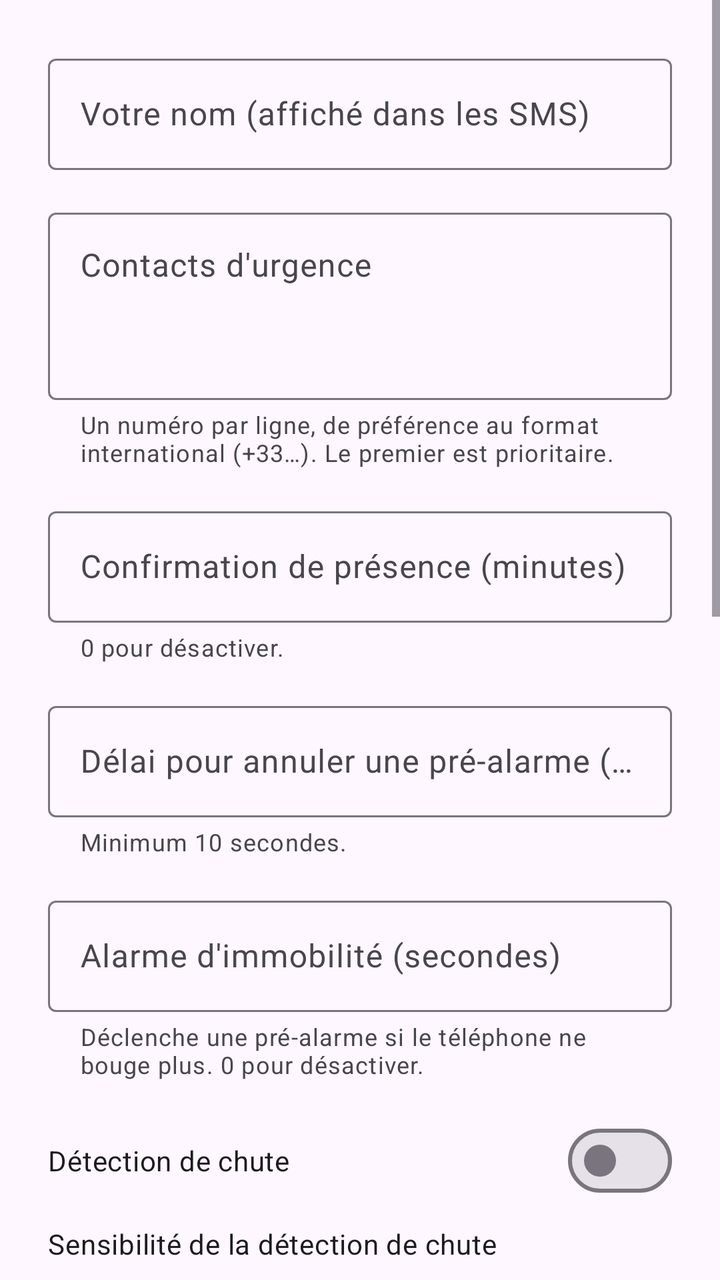
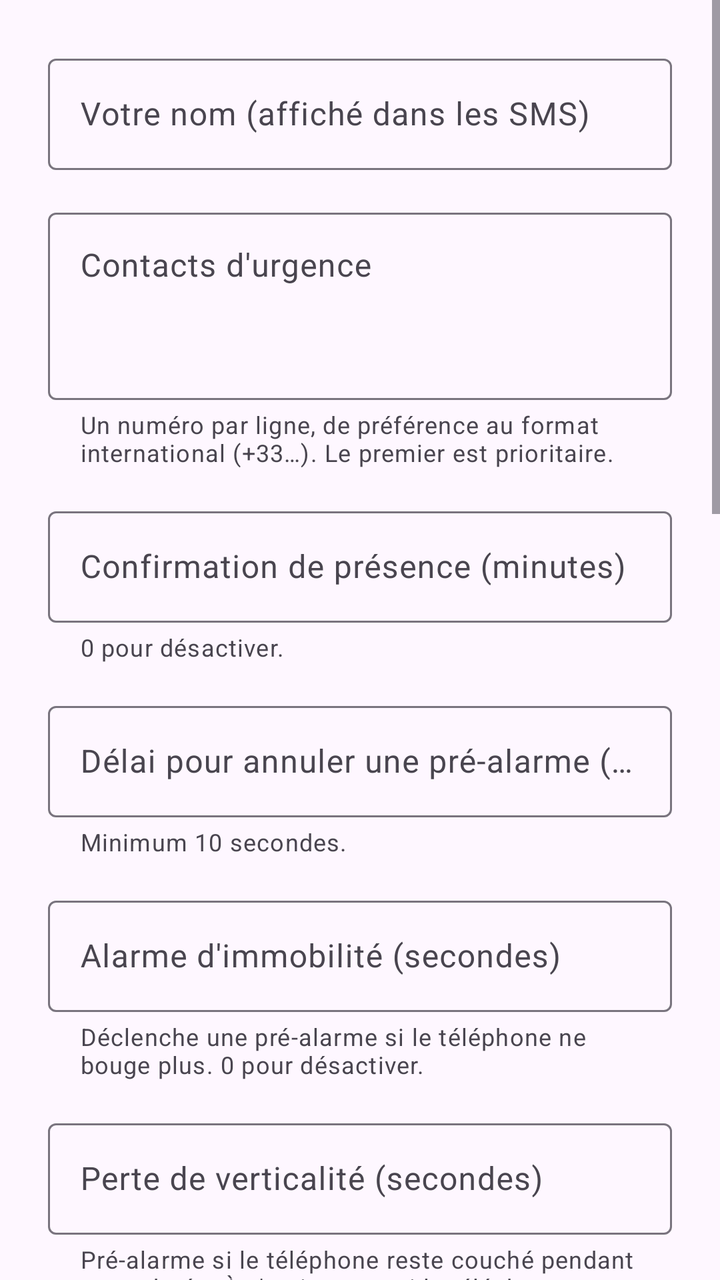

An Android layout rendered at two revisions. The XML below is the earlier revision; the diff shows what the commit changed to produce the second picture.
<!-- AndroidManifest.xml: application theme Theme.Dati -->
<!-- res/layout/activity_settings.xml -->
<?xml version="1.0" encoding="utf-8"?>
<ScrollView xmlns:android="http://schemas.android.com/apk/res/android"
    xmlns:app="http://schemas.android.com/apk/res-auto"
    android:layout_width="match_parent"
    android:layout_height="match_parent">

    <LinearLayout
        android:layout_width="match_parent"
        android:layout_height="wrap_content"
        android:orientation="vertical"
        android:padding="24dp">

        <com.google.android.material.textfield.TextInputLayout
            android:layout_width="match_parent"
            android:layout_height="wrap_content"
            android:hint="@string/settings_name">

            <com.google.android.material.textfield.TextInputEditText
                android:id="@+id/nameInput"
                android:layout_width="match_parent"
                android:layout_height="wrap_content"
                android:inputType="textPersonName|textCapWords" />
        </com.google.android.material.textfield.TextInputLayout>

        <com.google.android.material.textfield.TextInputLayout
            android:id="@+id/contactsLayout"
            android:layout_width="match_parent"
            android:layout_height="wrap_content"
            android:layout_marginTop="16dp"
            android:hint="@string/settings_contacts"
            app:helperText="@string/settings_contacts_help">

            <com.google.android.material.textfield.TextInputEditText
                android:id="@+id/contactsInput"
                android:layout_width="match_parent"
                android:layout_height="wrap_content"
                android:gravity="top"
                android:inputType="textMultiLine"
                android:minLines="3" />
        </com.google.android.material.textfield.TextInputLayout>

        <com.google.android.material.textfield.TextInputLayout
            android:layout_width="match_parent"
            android:layout_height="wrap_content"
            android:layout_marginTop="16dp"
            android:hint="@string/settings_check_in"
            app:helperText="@string/settings_check_in_help">

            <com.google.android.material.textfield.TextInputEditText
                android:id="@+id/checkInInput"
                android:layout_width="match_parent"
                android:layout_height="wrap_content"
                android:inputType="number" />
        </com.google.android.material.textfield.TextInputLayout>

        <com.google.android.material.textfield.TextInputLayout
            android:layout_width="match_parent"
            android:layout_height="wrap_content"
            android:layout_marginTop="16dp"
            android:hint="@string/settings_pre_alarm"
            app:helperText="@string/settings_pre_alarm_help">

            <com.google.android.material.textfield.TextInputEditText
                android:id="@+id/preAlarmInput"
                android:layout_width="match_parent"
                android:layout_height="wrap_content"
                android:inputType="number" />
        </com.google.android.material.textfield.TextInputLayout>

        <com.google.android.material.textfield.TextInputLayout
            android:layout_width="match_parent"
            android:layout_height="wrap_content"
            android:layout_marginTop="16dp"
            android:hint="@string/settings_immobility"
            app:helperText="@string/settings_immobility_help">

            <com.google.android.material.textfield.TextInputEditText
                android:id="@+id/immobilityInput"
                android:layout_width="match_parent"
                android:layout_height="wrap_content"
                android:inputType="number" />
        </com.google.android.material.textfield.TextInputLayout>

        <com.google.android.material.materialswitch.MaterialSwitch
            android:id="@+id/fallSwitch"
            android:layout_width="match_parent"
            android:layout_height="wrap_content"
            android:layout_marginTop="16dp"
            android:text="@string/settings_fall" />

        <TextView
            android:layout_width="match_parent"
            android:layout_height="wrap_content"
            android:layout_marginTop="8dp"
            android:text="@string/settings_sensitivity"
            android:textAppearance="?attr/textAppearanceBodyMedium" />

        <RadioGroup
            android:id="@+id/sensitivityGroup"
            android:layout_width="match_parent"
            android:layout_height="wrap_content"
            android:orientation="horizontal">

            <RadioButton
                android:id="@+id/sensitivityLow"
                android:layout_width="0dp"
                android:layout_height="wrap_content"
                android:layout_weight="1"
                android:text="@string/sensitivity_low" />

            <RadioButton
                android:id="@+id/sensitivityNormal"
                android:layout_width="0dp"
                android:layout_height="wrap_content"
                android:layout_weight="1"
                android:text="@string/sensitivity_normal" />

            <RadioButton
                android:id="@+id/sensitivityHigh"
                android:layout_width="0dp"
                android:layout_height="wrap_content"
                android:layout_weight="1"
                android:text="@string/sensitivity_high" />
        </RadioGroup>

        <com.google.android.material.materialswitch.MaterialSwitch
            android:id="@+id/powerSosSwitch"
            android:layout_width="match_parent"
            android:layout_height="wrap_content"
            android:layout_marginTop="8dp"
            android:text="@string/settings_power_sos" />

        <com.google.android.material.materialswitch.MaterialSwitch
            android:id="@+id/callSwitch"
            android:layout_width="match_parent"
            android:layout_height="wrap_content"
            android:layout_marginTop="8dp"
            android:text="@string/settings_call" />

        <TextView
            android:layout_width="match_parent"
            android:layout_height="wrap_content"
            android:layout_marginTop="24dp"
            android:text="@string/settings_supervision"
            android:textAppearance="?attr/textAppearanceTitleMedium" />

        <com.google.android.material.textfield.TextInputLayout
            android:id="@+id/serverLayout"
            android:layout_width="match_parent"
            android:layout_height="wrap_content"
            android:layout_marginTop="8dp"
            android:hint="@string/settings_server"
            app:helperText="@string/settings_server_help">

            <com.google.android.material.textfield.TextInputEditText
                android:id="@+id/serverInput"
                android:layout_width="match_parent"
                android:layout_height="wrap_content"
                android:inputType="textUri" />
        </com.google.android.material.textfield.TextInputLayout>

        <com.google.android.material.textfield.TextInputLayout
            android:layout_width="match_parent"
            android:layout_height="wrap_content"
            android:layout_marginTop="16dp"
            android:hint="@string/settings_token"
            app:endIconMode="password_toggle">

            <com.google.android.material.textfield.TextInputEditText
                android:id="@+id/tokenInput"
                android:layout_width="match_parent"
                android:layout_height="wrap_content"
                android:inputType="textPassword" />
        </com.google.android.material.textfield.TextInputLayout>

        <com.google.android.material.button.MaterialButton
            android:id="@+id/saveButton"
            android:layout_width="match_parent"
            android:layout_height="64dp"
            android:layout_marginTop="24dp"
            android:text="@string/settings_save" />

        <TextView
            android:layout_width="match_parent"
            android:layout_height="wrap_content"
            android:layout_marginTop="32dp"
            android:text="@string/settings_link"
            android:textAppearance="?attr/textAppearanceTitleMedium" />

        <com.google.android.material.textfield.TextInputLayout
            android:id="@+id/linkLayout"
            android:layout_width="match_parent"
            android:layout_height="wrap_content"
            android:layout_marginTop="8dp"
            android:hint="@string/settings_link_hint"
            app:helperText="@string/settings_link_help">

            <com.google.android.material.textfield.TextInputEditText
                android:id="@+id/linkInput"
                android:layout_width="match_parent"
                android:layout_height="wrap_content"
                android:inputType="textUri" />
        </com.google.android.material.textfield.TextInputLayout>

        <com.google.android.material.button.MaterialButton
            android:id="@+id/applyLinkButton"
            style="?attr/materialButtonOutlinedStyle"
            android:layout_width="match_parent"
            android:layout_height="wrap_content"
            android:layout_marginTop="8dp"
            android:text="@string/config_apply" />
    </LinearLayout>
</ScrollView>
<!-- resources referenced by this layout -->
<resources>
  <string name="config_apply">Appliquer</string>
  <string name="sensitivity_high">Élevée</string>
  <string name="sensitivity_low">Faible</string>
  <string name="sensitivity_normal">Normale</string>
  <string name="settings_call">Appeler le premier contact lors d\'une alarme</string>
  <string name="settings_check_in">Confirmation de présence (minutes)</string>
  <string name="settings_check_in_help">0 pour désactiver.</string>
  <string name="settings_contacts">Contacts d\'urgence</string>
  <string name="settings_contacts_help">Un numéro par ligne, de préférence au format international (+33…). Le premier est prioritaire.</string>
  <string name="settings_fall">Détection de chute</string>
  <string name="settings_immobility">Alarme d\'immobilité (secondes)</string>
  <string name="settings_immobility_help">Déclenche une pré-alarme si le téléphone ne bouge plus. 0 pour désactiver.</string>
  <string name="settings_link">Lien de configuration</string>
  <string name="settings_link_help">À utiliser si le QR code n\'ouvre pas l\'application.</string>
  <string name="settings_link_hint">Coller le lien fourni par votre responsable</string>
  <string name="settings_name">Votre nom (affiché dans les SMS)</string>
  <string name="settings_power_sos">SOS par 4 appuis rapides sur le bouton marche/arrêt</string>
  <string name="settings_pre_alarm">Délai pour annuler une pré-alarme (secondes)</string>
  <string name="settings_pre_alarm_help">Minimum 10 secondes.</string>
  <string name="settings_save">Enregistrer</string>
  <string name="settings_sensitivity">Sensibilité de la détection de chute</string>
  <string name="settings_server">Serveur de supervision</string>
  <string name="settings_server_help">Fourni par votre entreprise (https://…). Laisser vide sans serveur.</string>
  <string name="settings_supervision">Supervision d\'entreprise</string>
  <string name="settings_token">Clé de l\'appareil</string>
  <style name="Theme.Dati" parent="Theme.Material3.DayNight">
          <item name="colorPrimary">@color/dati_red</item>
          <item name="colorOnPrimary">@color/white</item>
      </style>
  <color name="dati_red">#C62828</color>
  <color name="white">#FFFFFF</color>
</resources>

<!-- the commit's change to res/layout/activity_settings.xml (unified diff, before → after) -->
@@ -81,6 +81,34 @@
                 android:inputType="number" />
         </com.google.android.material.textfield.TextInputLayout>
 
+        <com.google.android.material.textfield.TextInputLayout
+            android:layout_width="match_parent"
+            android:layout_height="wrap_content"
+            android:layout_marginTop="16dp"
+            android:hint="@string/settings_verticality"
+            app:helperText="@string/settings_verticality_help">
+
+            <com.google.android.material.textfield.TextInputEditText
+                android:id="@+id/verticalityInput"
+                android:layout_width="match_parent"
+                android:layout_height="wrap_content"
+                android:inputType="number" />
+        </com.google.android.material.textfield.TextInputLayout>
+
+        <com.google.android.material.textfield.TextInputLayout
+            android:layout_width="match_parent"
+            android:layout_height="wrap_content"
+            android:layout_marginTop="16dp"
+            android:hint="@string/settings_battery"
+            app:helperText="@string/settings_battery_help">
+
+            <com.google.android.material.textfield.TextInputEditText
+                android:id="@+id/batteryInput"
+                android:layout_width="match_parent"
+                android:layout_height="wrap_content"
+                android:inputType="number" />
+        </com.google.android.material.textfield.TextInputLayout>
+
         <com.google.android.material.materialswitch.MaterialSwitch
             android:id="@+id/fallSwitch"
             android:layout_width="match_parent"
<!-- resource entries referenced after the edit -->
@@ -4,6 +4,8 @@
   <string name="sensitivity_high">Élevée</string>
   <string name="sensitivity_low">Faible</string>
   <string name="sensitivity_normal">Normale</string>
+  <string name="settings_battery">Alerte batterie faible (%)</string>
+  <string name="settings_battery_help">Vos contacts et le superviseur sont prévenus sous ce niveau. 0 pour désactiver.</string>
   <string name="settings_call">Appeler le premier contact lors d\'une alarme</string>
   <string name="settings_check_in">Confirmation de présence (minutes)</string>
   <string name="settings_check_in_help">0 pour désactiver.</string>
@@ -25,6 +27,8 @@
   <string name="settings_server_help">Fourni par votre entreprise (https://…). Laisser vide sans serveur.</string>
   <string name="settings_supervision">Supervision d\'entreprise</string>
   <string name="settings_token">Clé de l\'appareil</string>
+  <string name="settings_verticality">Perte de verticalité (secondes)</string>
+  <string name="settings_verticality_help">Pré-alarme si le téléphone reste couché pendant cette durée. À n\'activer que si le téléphone est porté debout (poche de poitrine, étui de ceinture) : en poche de pantalon, il se couche quand vous vous asseyez. 0 pour désactiver.</string>
   <style name="Theme.Dati" parent="Theme.Material3.DayNight">
           <item name="colorPrimary">@color/dati_red</item>
           <item name="colorOnPrimary">@color/white</item>
